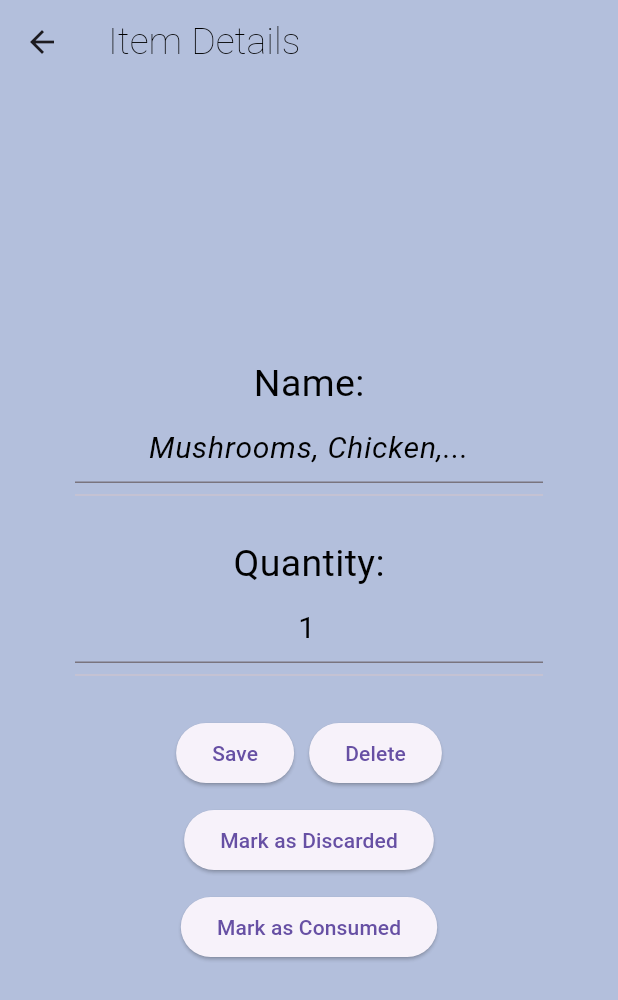
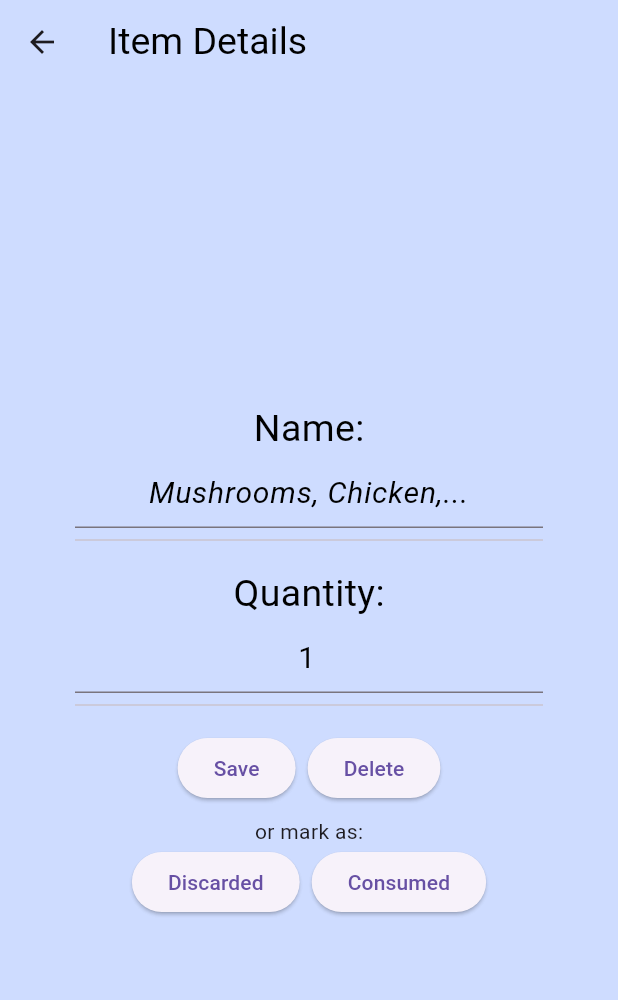
Before and after one commit to azizakurbonova/Pantry-Buddy, a Flutter app: the ItemDetails screen opened directly with empty values, on a phone screen of 412 x 824 dp. Shown: the top 1000 px of the screen. Run offline on Flutter 3.47's test engine with Material 3 defaults, Android fonts, the phone set to English and light mode, and no system bars; our stand-ins replace csv, firebase_auth, firebase_core, firebase_database, flutter_speed_dial; missing offline and left inert: dart:js_interop, flutter_barcode_scanner, string_similarity; accounts and stored records are empty.

Commit message:
avoid overflow for mobile device when editing grocery item card

```diff
--- a/pantrybuddy/lib/Display/groceryDetails.dart
+++ b/pantrybuddy/lib/Display/groceryDetails.dart
@@ -45,13 +45,14 @@ class _FoodDetailsState extends State<ItemDetails> {
   @override
   Widget build(BuildContext context) {
     return Scaffold(
-        backgroundColor: Color.fromARGB(153, 104, 127, 185).withOpacity(.5),
+        backgroundColor: Color.fromARGB(153, 173, 197, 255),
         appBar: AppBar(
           title: const Text('Item Details',
               style: TextStyle(
                   color: Colors.black,
                   fontSize: 25.0,
-                  fontWeight: FontWeight.w100)),
+                  //fontWeight: FontWeight.w100
+                  )),
           backgroundColor: Colors.transparent,
           elevation: 0,
           //actions: [
@@ -72,14 +73,14 @@ class _FoodDetailsState extends State<ItemDetails> {
                 nameController: _nameController,
               ),
               const Divider(),
-              const SizedBox(height:20),
+              const SizedBox(height:10),
               const Text(
                 'Quantity:',
                 style: TextStyle(fontSize: 25.0, color: Colors.black),
               ),
               GroceryQuantityField(quantityController: _quantityController),
               Divider(),
-              const SizedBox(height:20),
+              const SizedBox(height:10),
               Column(
                 children: [
                   Row(
@@ -130,7 +131,8 @@ class _FoodDetailsState extends State<ItemDetails> {
                         },
                         child: const Text('Save'),
                       ),
-                      const SizedBox(width:10),
+                      const SizedBox(width:8),
+
                       ElevatedButton(
                         onPressed: () async {
                           FoodInventory pantry = await fetchPantry();
@@ -158,7 +160,17 @@ class _FoodDetailsState extends State<ItemDetails> {
                       ),
                     ],
                   ),
-                  const SizedBox(height:10),
+                  const SizedBox(height:8),
+
+                  Text (
+                    "or mark as:",
+                    style: TextStyle(fontSize:14),
+                  ),
+
+                  Row(
+                    mainAxisAlignment: MainAxisAlignment.center,
+                    crossAxisAlignment: CrossAxisAlignment.center,
+                    children: [
                   ElevatedButton(
                     onPressed: () async {
                       FoodInventory pantry = await fetchPantry();
@@ -180,9 +192,10 @@ class _FoodDetailsState extends State<ItemDetails> {
                         return InventoryPage();
                       }));
                     },
-                    child: const Text('Mark as Discarded'),
+                    child: const Text('Discarded'),
                   ),
-                  const SizedBox(height:10),
+                  const SizedBox(width:8),
+
                   ElevatedButton(
                     onPressed: () async {
                       FoodInventory pantry = await fetchPantry();
@@ -203,8 +216,10 @@ class _FoodDetailsState extends State<ItemDetails> {
                         return InventoryPage();
                       }));
                     },
-                    child: const Text('Mark as Consumed'),
+                    child: const Text('Consumed'),
                   )
+                    ]
+                  ),
                 ],
               ),
             ]),
```
